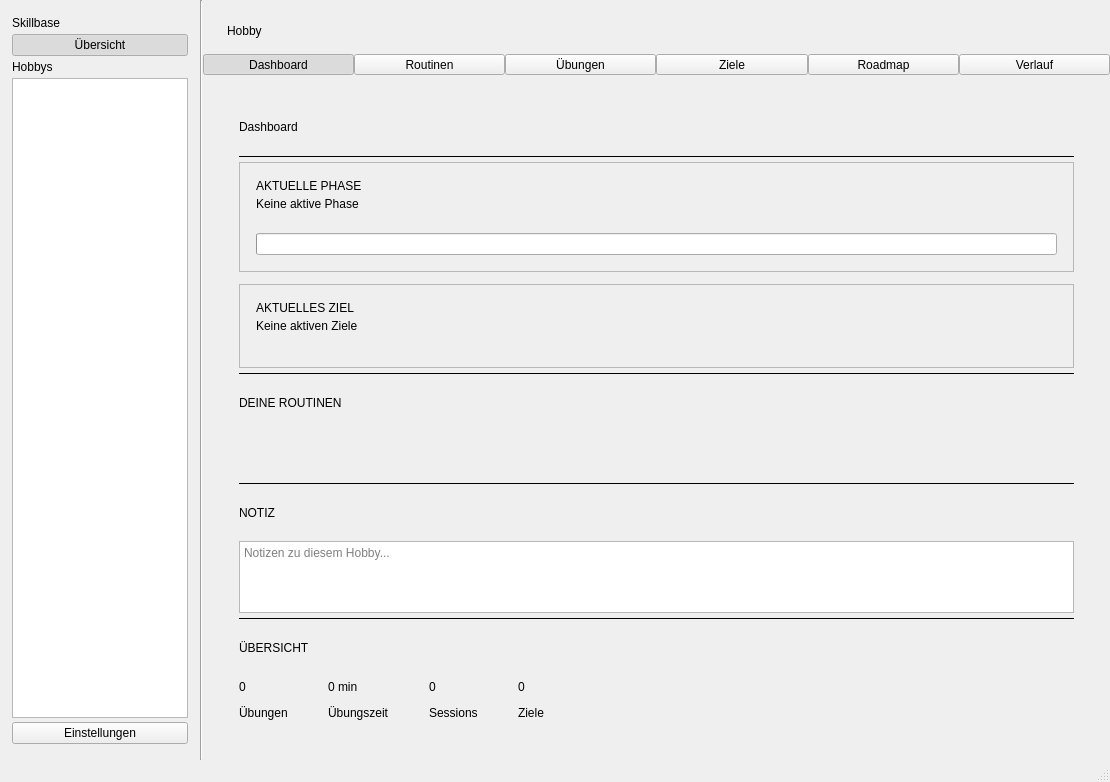
Before: the Qt Designer form resources/mainwindow.ui in ItsDylan255/Skillbase, drawn with Qt 5.
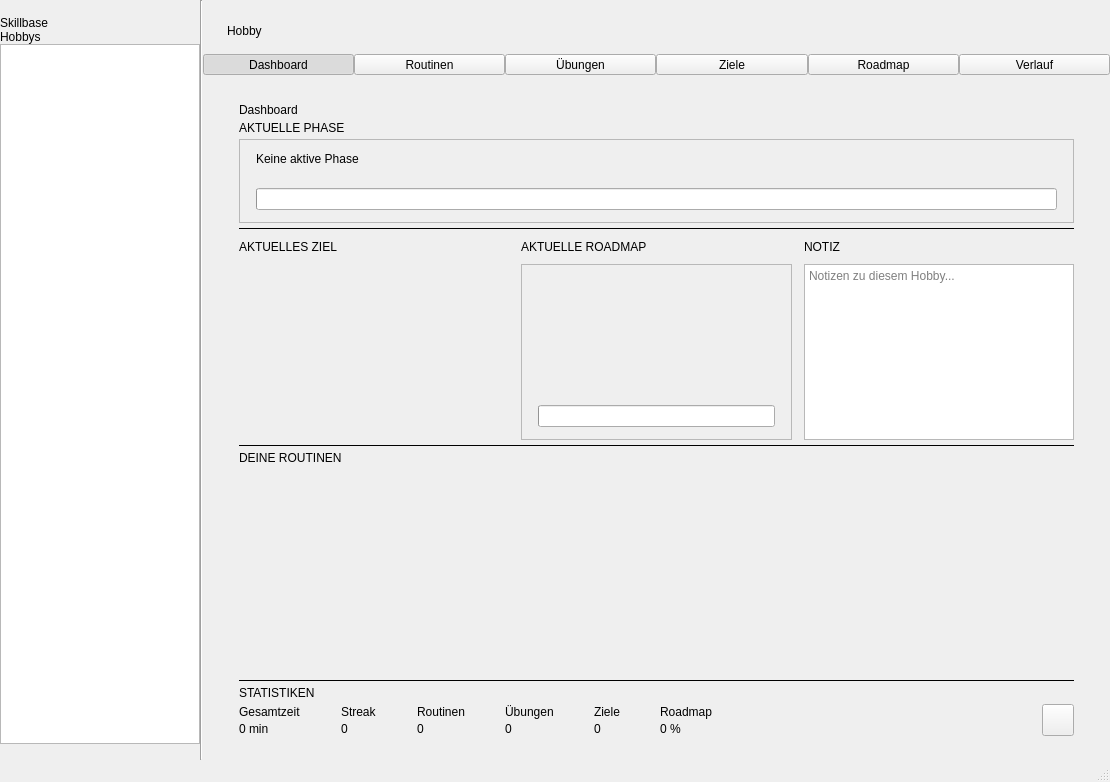
After: the same form once the commit is applied. The open tabs and pages were chosen to show the change. Custom widgets are drawn as their Qt base class.

Commit message: feat: dashboard completed

Patch:
```diff
--- a/resources/mainwindow.ui
+++ b/resources/mainwindow.ui
@@ -46,16 +46,16 @@
       </property>
       <layout class="QVBoxLayout" name="verticalLayout_2">
        <property name="spacing">
-        <number>4</number>
+        <number>0</number>
        </property>
        <property name="leftMargin">
-        <number>12</number>
+        <number>0</number>
        </property>
        <property name="topMargin">
         <number>16</number>
        </property>
        <property name="rightMargin">
-        <number>12</number>
+        <number>0</number>
        </property>
        <property name="bottomMargin">
         <number>16</number>
@@ -67,45 +67,19 @@
          </property>
         </widget>
        </item>
-       <item>
-        <widget class="QPushButton" name="dashboardButton">
-         <property name="text">
-          <string>Übersicht</string>
-         </property>
-         <property name="checkable">
-          <bool>true</bool>
-         </property>
-         <property name="checked">
-          <bool>true</bool>
-         </property>
-         <property name="autoExclusive">
-          <bool>true</bool>
-         </property>
-        </widget>
-       </item>
        <item>
         <widget class="QLabel" name="sidebarHobbySectionLabel">
          <property name="text">
           <string>Hobbys</string>
          </property>
+         <property name="alignment">
+          <set>Qt::AlignmentFlag::AlignLeading|Qt::AlignmentFlag::AlignLeft|Qt::AlignmentFlag::AlignVCenter</set>
+         </property>
         </widget>
        </item>
        <item>
         <widget class="QListWidget" name="hobbyList"/>
        </item>
-       <item>
-        <widget class="QPushButton" name="settingsButton">
-         <property name="text">
-          <string>Einstellungen</string>
-         </property>
-         <property name="checkable">
-          <bool>true</bool>
-         </property>
-         <property name="autoExclusive">
-          <bool>true</bool>
-         </property>
-        </widget>
-       </item>
       </layout>
      </widget>
     </item>
@@ -544,7 +518,7 @@
                   <number>12</number>
                  </property>
                  <property name="bottomMargin">
-                  <number>12</number>
+                  <number>0</number>
                  </property>
                  <item>
                   <layout class="QHBoxLayout" name="hobbyDashboardHeaderLayout">
@@ -571,7 +545,71 @@
                   </layout>
                  </item>
                  <item>
-                  <widget class="QFrame" name="hobbyDashboardDivider1">
+                  <widget class="QLabel" name="hobbyPhaseSectionLabel">
+                   <property name="text">
+                    <string>AKTUELLE PHASE</string>
+                   </property>
+                  </widget>
+                 </item>
+                 <item>
+                  <widget class="QFrame" name="hobbyPhaseSection">
+                   <property name="cursor">
+                    <cursorShape>PointingHandCursor</cursorShape>
+                   </property>
+                   <property name="frameShape">
+                    <enum>QFrame::Shape::StyledPanel</enum>
+                   </property>
+                   <property name="frameShadow">
+                    <enum>QFrame::Shadow::Plain</enum>
+                   </property>
+                   <layout class="QVBoxLayout" name="hobbyPhaseColumnLayout">
+                    <property name="spacing">
+                     <number>4</number>
+                    </property>
+                    <property name="leftMargin">
+                     <number>16</number>
+                    </property>
+                    <property name="topMargin">
+                     <number>12</number>
+                    </property>
+                    <property name="rightMargin">
+                     <number>16</number>
+                    </property>
+                    <property name="bottomMargin">
+                     <number>12</number>
+                    </property>
+                    <item>
+                     <widget class="QLabel" name="hobbyPhaseNameLabel">
+                      <property name="text">
+                       <string>Keine aktive Phase</string>
+                      </property>
+                      <property name="wordWrap">
+                       <bool>true</bool>
+                      </property>
+                     </widget>
+                    </item>
+                    <item>
+                     <widget class="QLabel" name="hobbyPhaseCountdownLabel">
+                      <property name="text">
+                       <string/>
+                      </property>
+                     </widget>
+                    </item>
+                    <item>
+                     <widget class="QProgressBar" name="hobbyPhaseProgressBar">
+                      <property name="value">
+                       <number>0</number>
+                      </property>
+                      <property name="textVisible">
+                       <bool>false</bool>
+                      </property>
+                     </widget>
+                    </item>
+                   </layout>
+                  </widget>
+                 </item>
+                 <item>
+                  <widget class="QFrame" name="hobbyDashboardDividerPhaseGoals">
                    <property name="frameShape">
                     <enum>QFrame::Shape::HLine</enum>
                    </property>
@@ -581,100 +619,33 @@
                   </widget>
                  </item>
                  <item>
-                  <layout class="QVBoxLayout" name="hobbyStatusRowLayout">
+                  <layout class="QHBoxLayout" name="hobbyGoalRoadmapNotesRowLayout">
                    <property name="spacing">
                     <number>12</number>
                    </property>
                    <item>
-                    <widget class="QFrame" name="hobbyPhaseSection">
-                     <property name="cursor">
-                      <cursorShape>PointingHandCursor</cursorShape>
+                    <widget class="QWidget" name="hobbyGoalColumnWrapper" native="true">
+                     <property name="sizePolicy">
+                      <sizepolicy hsizetype="Expanding" vsizetype="Preferred">
+                       <horstretch>0</horstretch>
+                       <verstretch>0</verstretch>
+                      </sizepolicy>
                      </property>
-                     <property name="frameShape">
-                      <enum>QFrame::Shape::StyledPanel</enum>
-                     </property>
-                     <property name="frameShadow">
-                      <enum>QFrame::Shadow::Plain</enum>
-                     </property>
-                     <layout class="QVBoxLayout" name="hobbyPhaseColumnLayout">
+                     <layout class="QVBoxLayout" name="hobbyGoalColumnWrapperLayout">
                       <property name="spacing">
                        <number>4</number>
                       </property>
                       <property name="leftMargin">
-                       <number>16</number>
+                       <number>0</number>
                       </property>
                       <property name="topMargin">
-                       <number>16</number>
+                       <number>0</number>
                       </property>
                       <property name="rightMargin">
-                       <number>16</number>
+                       <number>0</number>
                       </property>
                       <property name="bottomMargin">
-                       <number>16</number>
-                      </property>
-                      <item>
-                       <widget class="QLabel" name="hobbyPhaseSectionLabel">
-                        <property name="text">
-                         <string>AKTUELLE PHASE</string>
-                        </property>
-                       </widget>
-                      </item>
-                      <item>
-                       <widget class="QLabel" name="hobbyPhaseNameLabel">
-                        <property name="text">
-                         <string>Keine aktive Phase</string>
-                        </property>
-                        <property name="wordWrap">
-                         <bool>true</bool>
-                        </property>
-                       </widget>
-                      </item>
-                      <item>
-                       <widget class="QLabel" name="hobbyPhaseCountdownLabel">
-                        <property name="text">
-                         <string/>
-                        </property>
-                       </widget>
-                      </item>
-                      <item>
-                       <widget class="QProgressBar" name="hobbyPhaseProgressBar">
-                        <property name="value">
-                         <number>0</number>
-                        </property>
-                        <property name="textVisible">
-                         <bool>false</bool>
-                        </property>
-                       </widget>
-                      </item>
-                     </layout>
-                    </widget>
-                   </item>
-                   <item>
-                    <widget class="QFrame" name="hobbyGoalSection">
-                     <property name="cursor">
-                      <cursorShape>PointingHandCursor</cursorShape>
-                     </property>
-                     <property name="frameShape">
-                      <enum>QFrame::Shape::StyledPanel</enum>
-                     </property>
-                     <property name="frameShadow">
-                      <enum>QFrame::Shadow::Plain</enum>
-                     </property>
-                     <layout class="QVBoxLayout" name="hobbyGoalColumnLayout">
-                      <property name="spacing">
-                       <number>4</number>
-                      </property>
-                      <property name="leftMargin">
-                       <number>16</number>
-                      </property>
-                      <property name="topMargin">
-                       <number>16</number>
-                      </property>
-                      <property name="rightMargin">
-                       <number>16</number>
-                      </property>
-                      <property name="bottomMargin">
-                       <number>16</number>
+                       <number>0</number>
                       </property>
                       <item>
                        <widget class="QLabel" name="hobbyGoalSectionLabel">
@@ -684,19 +655,203 @@
                        </widget>
                       </item>
                       <item>
-                       <widget class="QLabel" name="hobbyGoalNameLabel">
+                       <widget class="QFrame" name="hobbyGoalSectionContainer">
+                        <property name="sizePolicy">
+                         <sizepolicy hsizetype="Expanding" vsizetype="Preferred">
+                          <horstretch>0</horstretch>
+                          <verstretch>0</verstretch>
+                         </sizepolicy>
+                        </property>
+                        <property name="minimumSize">
+                         <size>
+                          <width>0</width>
+                          <height>176</height>
+                         </size>
+                        </property>
+                        <property name="maximumSize">
+                         <size>
+                          <width>16777215</width>
+                          <height>176</height>
+                         </size>
+                        </property>
+                        <property name="frameShape">
+                         <enum>QFrame::Shape::NoFrame</enum>
+                        </property>
+                        <property name="frameShadow">
+                         <enum>QFrame::Shadow::Plain</enum>
+                        </property>
+                        <layout class="QVBoxLayout" name="hobbyGoalContainerLayout">
+                         <property name="spacing">
+                          <number>0</number>
+                         </property>
+                         <property name="leftMargin">
+                          <number>0</number>
+                         </property>
+                         <property name="topMargin">
+                          <number>0</number>
+                         </property>
+                         <property name="rightMargin">
+                          <number>0</number>
+                         </property>
+                         <property name="bottomMargin">
+                          <number>0</number>
+                         </property>
+                        </layout>
+                       </widget>
+                      </item>
+                     </layout>
+                    </widget>
+                   </item>
+                   <item>
+                    <widget class="QWidget" name="hobbyRoadmapColumnWrapper" native="true">
+                     <property name="sizePolicy">
+                      <sizepolicy hsizetype="Expanding" vsizetype="Preferred">
+                       <horstretch>0</horstretch>
+                       <verstretch>0</verstretch>
+                      </sizepolicy>
+                     </property>
+                     <layout class="QVBoxLayout" name="hobbyRoadmapColumnWrapperLayout">
+                      <property name="spacing">
+                       <number>4</number>
+                      </property>
+                      <property name="leftMargin">
+                       <number>0</number>
+                      </property>
+                      <property name="topMargin">
+                       <number>0</number>
+                      </property>
+                      <property name="rightMargin">
+                       <number>0</number>
+                      </property>
+                      <property name="bottomMargin">
+                       <number>0</number>
+                      </property>
+                      <item>
+                       <widget class="QLabel" name="hobbyRoadmapSectionLabel">
                         <property name="text">
-                         <string>Keine aktiven Ziele</string>
+                         <string>AKTUELLE ROADMAP</string>
                         </property>
-                        <property name="wordWrap">
-                         <bool>true</bool>
+                       </widget>
+                      </item>
+                      <item>
+                       <widget class="QFrame" name="hobbyRoadmapSection">
+                        <property name="minimumSize">
+                         <size>
+                          <width>0</width>
+                          <height>176</height>
+                         </size>
                         </property>
+                        <property name="maximumSize">
+                         <size>
+                          <width>16777215</width>
+                          <height>176</height>
+                         </size>
+                        </property>
+                        <property name="cursor">
+                         <cursorShape>PointingHandCursor</cursorShape>
+                        </property>
+                        <property name="frameShape">
+                         <enum>QFrame::Shape::StyledPanel</enum>
+                        </property>
+                        <property name="frameShadow">
+                         <enum>QFrame::Shadow::Plain</enum>
+                        </property>
+                        <layout class="QVBoxLayout" name="hobbyRoadmapColumnLayout">
+                         <property name="spacing">
+                          <number>4</number>
+                         </property>
+                         <property name="leftMargin">
+                          <number>16</number>
+                         </property>
+                         <property name="topMargin">
+                          <number>12</number>
+                         </property>
+                         <property name="rightMargin">
+                          <number>16</number>
+                         </property>
+                         <property name="bottomMargin">
+                          <number>12</number>
+                         </property>
+                         <item>
+                          <widget class="RoadmapMiniTreeWidget" name="hobbyRoadmapMiniTree" native="true">
+                           <property name="sizePolicy">
+                            <sizepolicy hsizetype="Expanding" vsizetype="Expanding">
+                             <horstretch>0</horstretch>
+                             <verstretch>0</verstretch>
+                            </sizepolicy>
+                           </property>
+                          </widget>
+                         </item>
+                         <item>
+                          <widget class="QLabel" name="hobbyRoadmapProgressLabel">
+                           <property name="text">
+                            <string/>
+                           </property>
+                          </widget>
+                         </item>
+                         <item>
+                          <widget class="QProgressBar" name="hobbyRoadmapProgressBar">
+                           <property name="value">
+                            <number>0</number>
+                           </property>
+                           <property name="textVisible">
+                            <bool>false</bool>
+                           </property>
+                          </widget>
+                         </item>
+                        </layout>
                        </widget>
                       </item>
+                     </layout>
+                    </widget>
+                   </item>
+                   <item>
+                    <widget class="QWidget" name="hobbyNotesColumnWrapper" native="true">
+                     <property name="sizePolicy">
+                      <sizepolicy hsizetype="Expanding" vsizetype="Preferred">
+                       <horstretch>0</horstretch>
+                       <verstretch>0</verstretch>
+                      </sizepolicy>
+                     </property>
+                     <layout class="QVBoxLayout" name="hobbyNotesColumnWrapperLayout">
+                      <property name="spacing">
+                       <number>4</number>
+                      </property>
+                      <property name="leftMargin">
+                       <number>0</number>
+                      </property>
+                      <property name="topMargin">
+                       <number>0</number>
+                      </property>
+                      <property name="rightMargin">
+                       <number>0</number>
+                      </property>
+                      <property name="bottomMargin">
+                       <number>0</number>
+                      </property>
                       <item>
-                       <widget class="QLabel" name="hobbyGoalDeadlineLabel">
+                       <widget class="QLabel" name="hobbyNoteSectionLabel">
                         <property name="text">
-                         <string/>
+                         <string>NOTIZ</string>
+                        </property>
+                       </widget>
+                      </item>
+                      <item>
+                       <widget class="QPlainTextEdit" name="hobbyNotesTextEdit">
+                        <property name="minimumSize">
+                         <size>
+                          <width>0</width>
+                          <height>176</height>
+                         </size>
+                        </property>
+                        <property name="maximumSize">
+                         <size>
+                          <width>16777215</width>
+                          <height>176</height>
+                         </size>
+                        </property>
+                        <property name="placeholderText">
+                         <string>Notizen zu diesem Hobby...</string>
                         </property>
                        </widget>
                       </item>
@@ -749,6 +904,19 @@
                    </layout>
                   </widget>
                  </item>
+                 <item>
+                  <spacer name="hobbyDashboardBottomSpacer">
+                   <property name="orientation">
+                    <enum>Qt::Orientation::Vertical</enum>
+                   </property>
+                   <property name="sizeHint" stdset="0">
+                    <size>
+                     <width>0</width>
+                     <height>0</height>
+                    </size>
+                   </property>
+                  </spacer>
+                 </item>
                  <item>
                   <widget class="QFrame" name="hobbyDashboardDivider3">
                    <property name="frameShape">
@@ -759,40 +927,10 @@
                    </property>
                   </widget>
                  </item>
-                 <item>
-                  <widget class="QLabel" name="hobbyNoteSectionLabel">
-                   <property name="text">
-                    <string>NOTIZ</string>
-                   </property>
-                  </widget>
-                 </item>
-                 <item>
-                  <widget class="QPlainTextEdit" name="hobbyNotesTextEdit">
-                   <property name="maximumSize">
-                    <size>
-                     <width>16777215</width>
-                     <height>72</height>
-                    </size>
-                   </property>
-                   <property name="placeholderText">
-                    <string>Notizen zu diesem Hobby...</string>
-                   </property>
-                  </widget>
-                 </item>
-                 <item>
-                  <widget class="QFrame" name="hobbyDashboardDivider4">
-                   <property name="frameShape">
-                    <enum>QFrame::Shape::HLine</enum>
-                   </property>
-                   <property name="frameShadow">
-                    <enum>QFrame::Shadow::Plain</enum>
-                   </property>
-                  </widget>
-                 </item>
                  <item>
                   <widget class="QLabel" name="hobbyStatsSectionLabel">
                    <property name="text">
-                    <string>ÜBERSICHT</string>
+                    <string>STATISTIKEN</string>
                    </property>
                   </widget>
                  </item>
@@ -801,32 +939,18 @@
                    <property name="spacing">
                     <number>40</number>
                    </property>
-                   <item>
-                    <layout class="QVBoxLayout" name="hobbyStatExercisesLayout">
-                     <property name="spacing">
-                      <number>4</number>
-                     </property>
-                     <item>
-                      <widget class="QLabel" name="hobbyStatExercisesValueLabel">
-                       <property name="text">
-                        <string>0</string>
-                       </property>
-                      </widget>
-                     </item>
-                     <item>
-                      <widget class="QLabel" name="hobbyStatExercisesCaptionLabel">
-                       <property name="text">
-                        <string>Übungen</string>
-                       </property>
-                      </widget>
-                     </item>
-                    </layout>
-                   </item>
                    <item>
                     <layout class="QVBoxLayout" name="hobbyStatTimeLayout">
                      <property name="spacing">
-                      <number>4</number>
+                      <number>2</number>
                      </property>
+                     <item>
+                      <widget class="QLabel" name="hobbyStatTimeCaptionLabel">
+                       <property name="text">
+                        <string>Gesamtzeit</string>
+                       </property>
+                      </widget>
+                     </item>
                      <item>
                       <widget class="QLabel" name="hobbyStatTimeValueLabel">
                        <property name="text">
@@ -834,31 +958,66 @@
                        </property>
                       </widget>
                      </item>
+                    </layout>
+                   </item>
+                   <item>
+                    <layout class="QVBoxLayout" name="hobbyStatStreakLayout">
+                     <property name="spacing">
+                      <number>2</number>
+                     </property>
                      <item>
-                      <widget class="QLabel" name="hobbyStatTimeCaptionLabel">
+                      <widget class="QLabel" name="hobbyStatStreakCaptionLabel">
                        <property name="text">
-                        <string>Übungszeit</string>
+                        <string>Streak</string>
                        </property>
                       </widget>
                      </item>
+                     <item>
+                      <widget class="QLabel" name="hobbyStatStreakValueLabel">
+                       <property name="text">
+                        <string>0</string>
+                       </property>
+                      </widget>
+                     </item>
                     </layout>
                    </item>
                    <item>
                     <layout class="QVBoxLayout" name="hobbyStatSessionsLayout">
                      <property name="spacing">
-                      <number>4</number>
+                      <number>2</number>
                      </property>
                      <item>
                       <widget class="QLabel" name="hobbyStatSessionsValueLabel">
                        <property name="text">
+                        <string>Routinen</string>
+                       </property>
+                      </widget>
+                     </item>
+                     <item>
+                      <widget class="QLabel" name="hobbyStatRoutinesValueLabel">
+                       <property name="text">
                         <string>0</string>
                        </property>
                       </widget>
                      </item>
+                    </layout>
+                   </item>
+                   <item>
+                    <layout class="QVBoxLayout" name="hobbyStatExercisesLayout">
+                     <property name="spacing">
+                      <number>2</number>
+                     </property>
                      <item>
-                      <widget class="QLabel" name="hobbyStatSessionsCaptionLabel">
+                      <widget class="QLabel" name="hobbyStatExercisesCaptionLabel">
                        <property name="text">
-                        <string>Sessions</string>
+                        <string>Übungen</string>
+                       </property>
+                      </widget>
+                     </item>
+                     <item>
+                      <widget class="QLabel" name="hobbyStatExercisesValueLabel">
+                       <property name="text">
+                        <string>0</string>
                        </property>
                       </widget>
                      </item>
@@ -867,15 +1026,8 @@
                    <item>
                     <layout class="QVBoxLayout" name="hobbyStatGoalsLayout">
                      <property name="spacing">
-                      <number>4</number>
+                      <number>2</number>
                      </property>
-                     <item>
-                      <widget class="QLabel" name="hobbyStatGoalsValueLabel">
-                       <property name="text">
-                        <string>0</string>
-                       </property>
-                      </widget>
-                     </item>
                      <item>
                       <widget class="QLabel" name="hobbyStatGoalsCaptionLabel">
                        <property name="text">
@@ -883,6 +1035,34 @@
                        </property>
                       </widget>
                      </item>
+                     <item>
+                      <widget class="QLabel" name="hobbyStatGoalsValueLabel">
+                       <property name="text">
+                        <string>0</string>
+                       </property>
+                      </widget>
+                     </item>
+                    </layout>
+                   </item>
+                   <item>
+                    <layout class="QVBoxLayout" name="hobbyStatRoadmapLayout">
+                     <property name="spacing">
+                      <number>2</number>
+                     </property>
+                     <item>
+                      <widget class="QLabel" name="hobbyStatRoadmapCaptionLabel">
+                       <property name="text">
+                        <string>Roadmap</string>
+                       </property>
+                      </widget>
+                     </item>
+                     <item>
+                      <widget class="QLabel" name="hobbyStatRoadmapValueLabel">
+                       <property name="text">
+                        <string>0 %</string>
+                       </property>
+                      </widget>
+                     </item>
                     </layout>
                    </item>
                    <item>
@@ -898,6 +1078,31 @@
                      </property>
                     </spacer>
                    </item>
+                   <item>
+                    <widget class="QToolButton" name="hobbySettingsButton">
+                     <property name="minimumSize">
+                      <size>
+                       <width>32</width>
+                       <height>32</height>
+                      </size>
+                     </property>
+                     <property name="maximumSize">
+                      <size>
+                       <width>32</width>
+                       <height>32</height>
+                      </size>
+                     </property>
+                     <property name="cursor">
+                      <cursorShape>PointingHandCursor</cursorShape>
+                     </property>
+                     <property name="toolTip">
+                      <string>Hobby-Einstellungen</string>
+                     </property>
+                     <property name="text">
+                      <string/>
+                     </property>
+                    </widget>
+                   </item>
                   </layout>
                  </item>
                 </layout>
@@ -3765,6 +3970,12 @@
    <extends>QTreeWidget</extends>
    <header location="global">roadmaptreewidget.h</header>
   </customwidget>
+  <customwidget>
+   <class>RoadmapMiniTreeWidget</class>
+   <extends>QWidget</extends>
+   <header location="global">roadmapminitreewidget.h</header>
+   <container>1</container>
+  </customwidget>
  </customwidgets>
  <resources/>
  <connections/>
```
Left out of the diff: 193 changed lines with no effect on the pictures. The commit also changes 7 other files.
